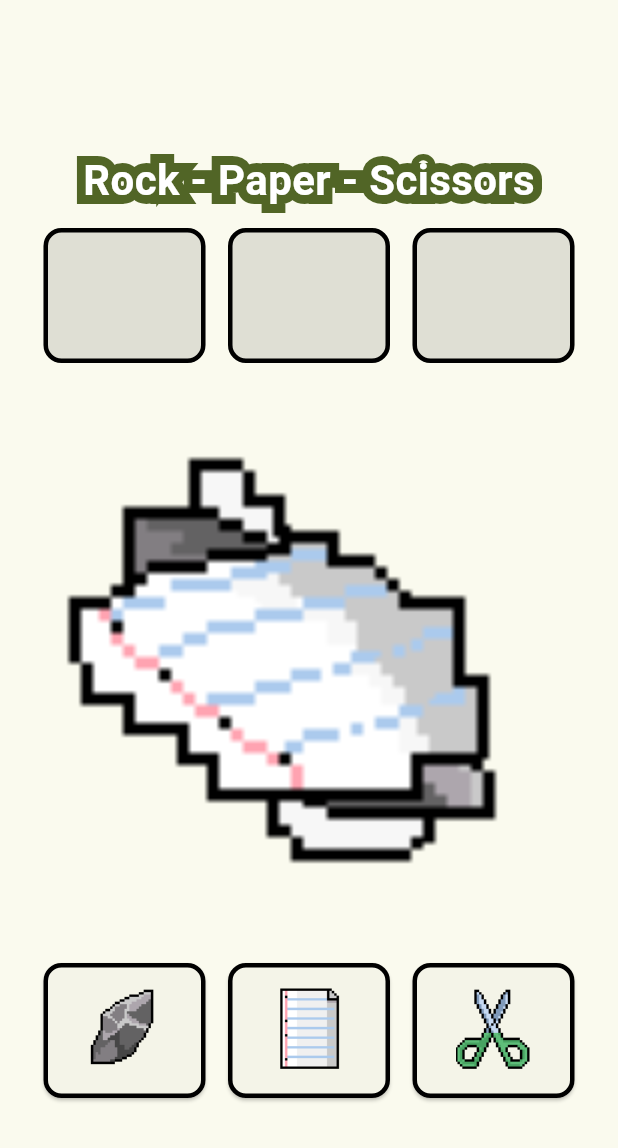
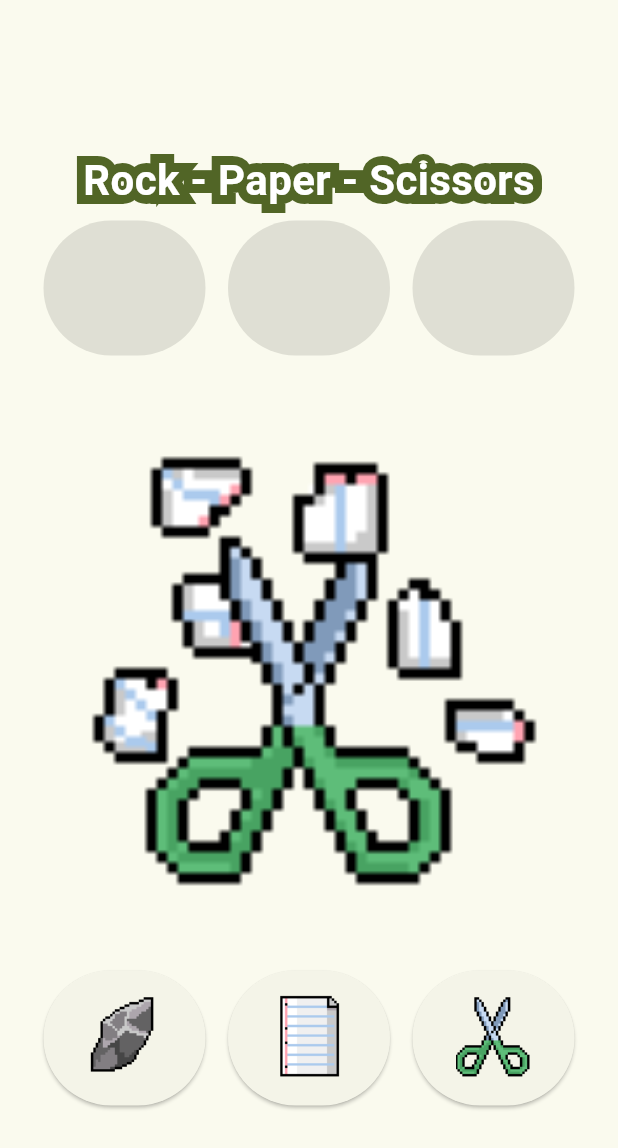
Before and after one commit to abdyevas/Flutter_Rock_Paper_Scissors, a Flutter app: the screen it shows after launch, on a phone screen of 412 x 824 dp. Shown: the top 1148 px of the screen. Run offline on Flutter 3.47's test engine with Material 3 defaults, Android fonts, the phone set to English and light mode, and no system bars; our stand-ins replace google_fonts; statements that could not run were skipped.

Commit message:
edit styling

```diff
--- a/rock_paper_scissors/lib/game_screen.dart
+++ b/rock_paper_scissors/lib/game_screen.dart
@@ -12,6 +12,7 @@ class GameScreen extends StatefulWidget {
 }
 
 class _GameScreen extends State<GameScreen> {
+
   @override
   Widget build(BuildContext context) {
     return Scaffold(
@@ -39,11 +40,14 @@ class _GameScreen extends State<GameScreen> {
                         ButtonElement(element: null),
                       ],
                     ),
-                    Image.asset(
-                      'assets/images/paper_rock.png',
-                      width: 400,
-                      height: 400,
-                      fit: BoxFit.cover,
+                    Padding(
+                      padding: const EdgeInsets.symmetric(vertical: 30),
+                      child: Image.asset(
+                        'assets/images/scissors_paper.png',
+                        width: 350,
+                        height: 350,
+                        fit: BoxFit.cover,
+                      ),
                     ),
                     const Row(
                       mainAxisAlignment: MainAxisAlignment.center,
@@ -55,7 +59,7 @@ class _GameScreen extends State<GameScreen> {
                         ButtonElement(element: 'scissors'),
                       ],
                     ),
-                    SizedBox(height: 80),
+                    const SizedBox(height: 80),
                   ],
                 ),
               ),
```
Also changed, not shown: rock_paper_scissors/lib/styling/styled_button.dart (+12 -1 lines).
